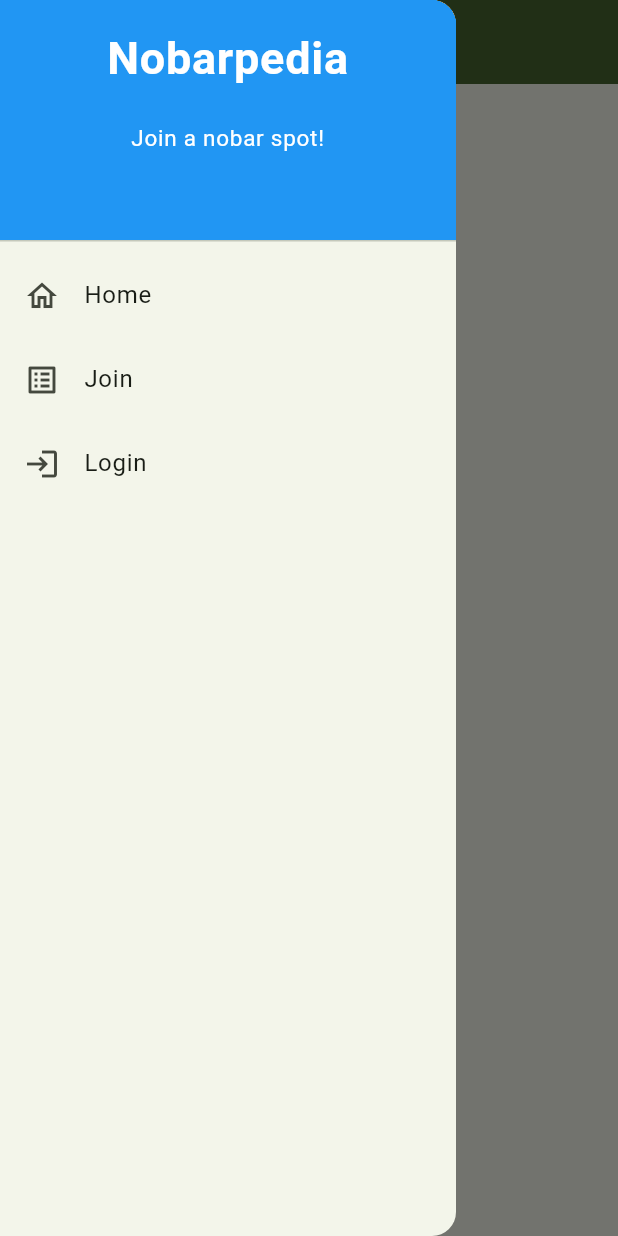
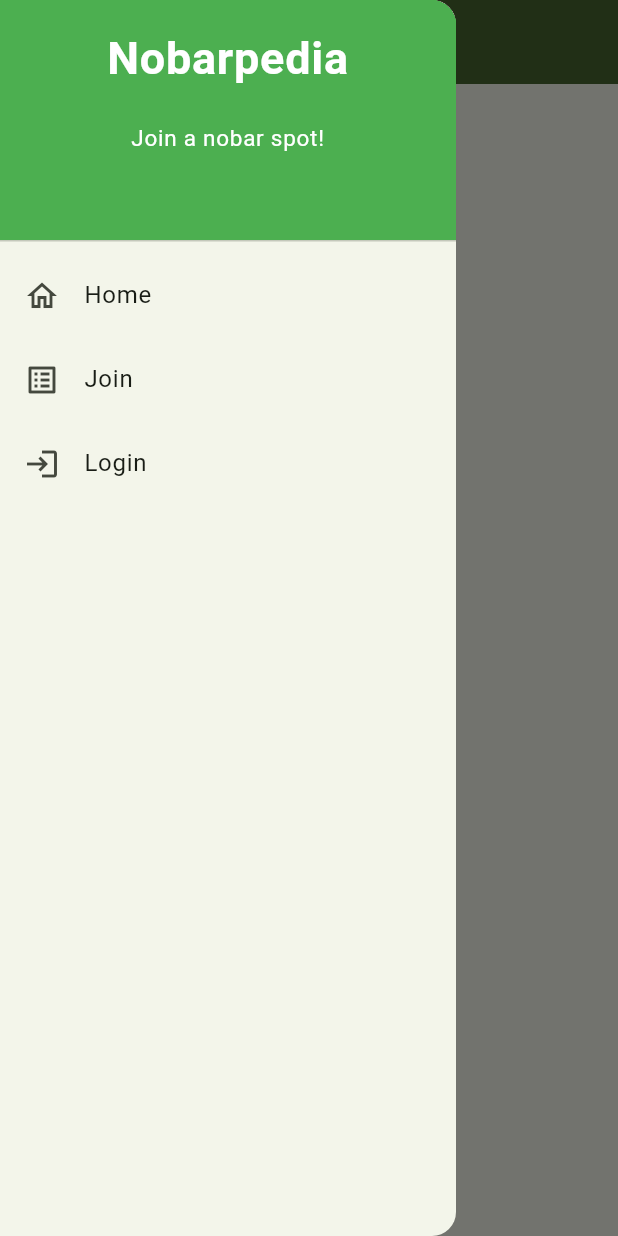
Before and after one commit to pbp-kelompok-a9/NobarPedia-mobile, a Flutter app: the MyHomePage screen opened directly, with the side drawer open, on a phone screen of 412 x 824 dp. Run offline on Flutter 3.47's test engine with Material 3 defaults, Android fonts, the phone set to English and light mode, and no system bars; missing offline and left inert: pbp_django_auth.

Commit message:
small style changes

```diff
--- a/lib/homepage/menu.dart
+++ b/lib/homepage/menu.dart
@@ -12,9 +12,17 @@ class MyHomePage extends StatelessWidget {
       // AppBar adalah bagian atas halaman yang menampilkan judul.
       appBar: AppBar(
         // Judul aplikasi dengan teks putih dan tebal.
-        title: const Text(
-          'NobarPedia',
-          style: TextStyle(color: Colors.white, fontWeight: FontWeight.bold),
+        title: RichText(
+          text: TextSpan(
+            style: const TextStyle(
+              fontSize: 20.0,
+              fontWeight: FontWeight.w600,
+            ),
+            children: <TextSpan>[
+              TextSpan(text: 'Nobar', style: TextStyle(color: Colors.white)),
+              TextSpan(text: 'Pedia', style: TextStyle(color: Colors.green)),
+            ],
+          ),
         ),
         // Warna latar belakang AppBar diambil dari skema warna tema aplikasi.
         backgroundColor: Theme.of(context).colorScheme.primary,
--- a/lib/widgets/left_drawer.dart
+++ b/lib/widgets/left_drawer.dart
@@ -12,7 +12,7 @@ class LeftDrawer extends StatelessWidget {
       child: ListView(
         children: [
           const DrawerHeader(
-            decoration: BoxDecoration(color: Colors.blue),
+            decoration: BoxDecoration(color: Colors.green),
             child: Column(
               children: [
                 Text(
@@ -56,8 +56,7 @@ class LeftDrawer extends StatelessWidget {
               Navigator.pushReplacement(
                 context,
                 // TODO: change route
-                MaterialPageRoute(builder: (context) => MyHomePage(),
-                ),
+                MaterialPageRoute(builder: (context) => MyHomePage()),
               );
             },
           ),
```
